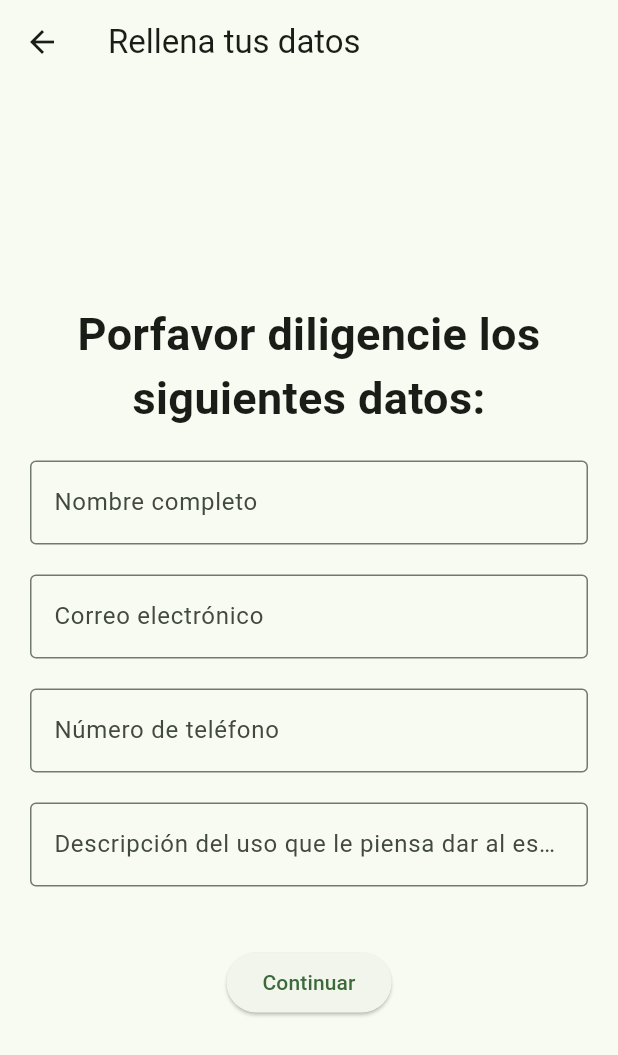
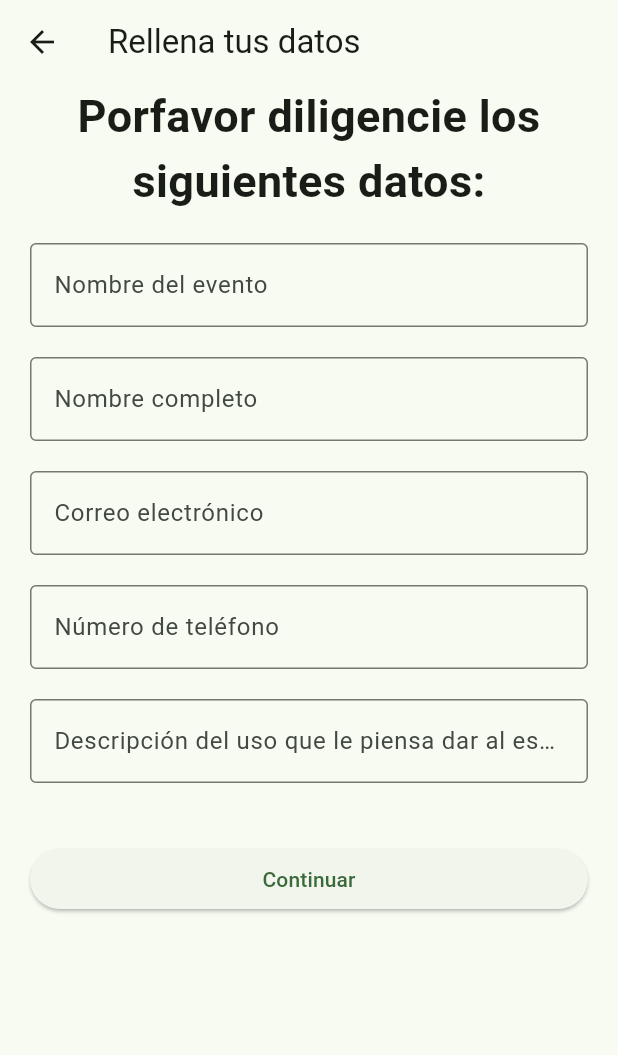
Before and after one commit to DarkfireT09/EICT_Spaces, a Flutter app: the DatePicker screen opened directly, on a phone screen of 412 x 824 dp. Shown: the top 1055 px of the screen. Run offline on Flutter 3.47's test engine with Material 2 defaults, Android fonts, the phone set to English and light mode, and no system bars; our stand-ins replace cloud_firestore, firebase_core, syncfusion_flutter_calendar; missing offline and left inert: time_range_picker; accounts and stored records are empty.

Commit message:
update form

```diff
--- a/lib/pages/date_picker.dart
+++ b/lib/pages/date_picker.dart
@@ -14,6 +14,7 @@ class DatePicker extends StatefulWidget {
 class _DatePickerState extends State<DatePicker> {
   DateTime _selectedDate = DateTime.now();
 
+  TextEditingController controller_eventName = TextEditingController();
   TextEditingController controller_name = TextEditingController();
   TextEditingController controller_email = TextEditingController();
   TextEditingController controller_phone = TextEditingController();
@@ -27,8 +28,8 @@ class _DatePickerState extends State<DatePicker> {
       ),
       body: Center(
         //put a detepicker here
-        child: Column(
-          mainAxisAlignment: MainAxisAlignment.center,
+        child: ListView(
+          //mainAxisAlignment: MainAxisAlignment.center,
           children: <Widget>[
             Center(
               child: Container(
@@ -42,6 +43,17 @@ class _DatePickerState extends State<DatePicker> {
                     fontWeight: FontWeight.bold,
                   )
                 )
+              ),
+            ),
+            Container(
+              padding: const EdgeInsets.only(left: 20, right: 20),
+              margin: const EdgeInsets.only(bottom: 20),
+              child: TextField(
+                controller: controller_eventName,
+                decoration: const InputDecoration(
+                  border: OutlineInputBorder(),
+                  labelText: 'Nombre del evento',
+                ),
               ),
             ),
             Container(
@@ -89,6 +101,7 @@ class _DatePickerState extends State<DatePicker> {
               ),
             ),
             Container(
+              padding: const EdgeInsets.only(left: 20, right: 20),
               margin: const EdgeInsets.only(top: 20),
               child: ElevatedButton(
                   onPressed: (){
```
